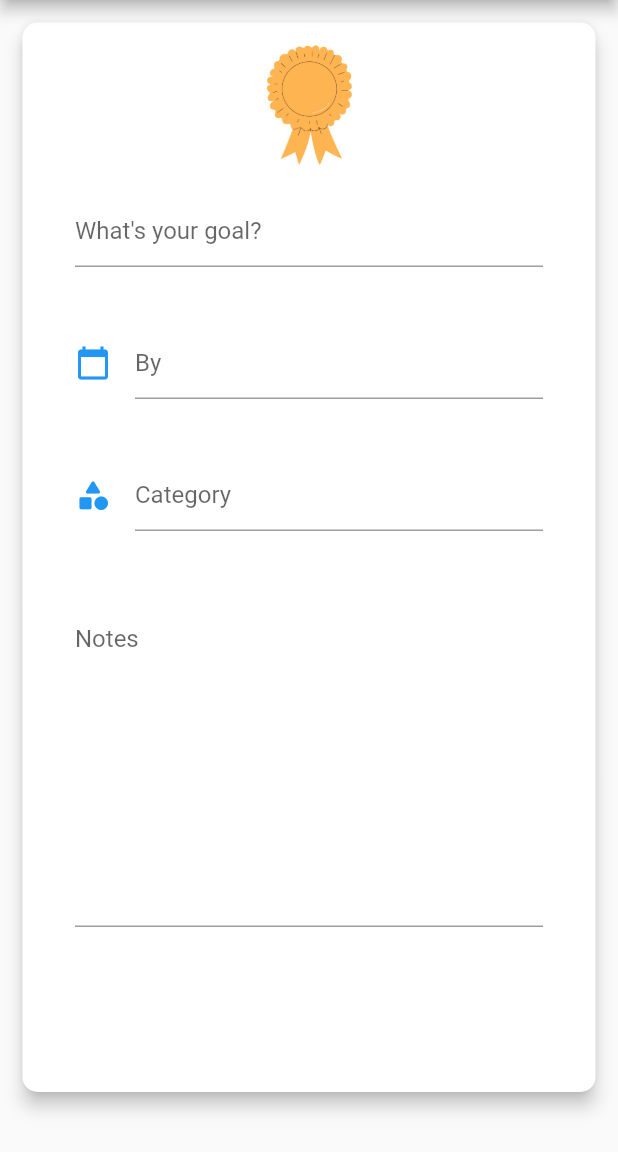
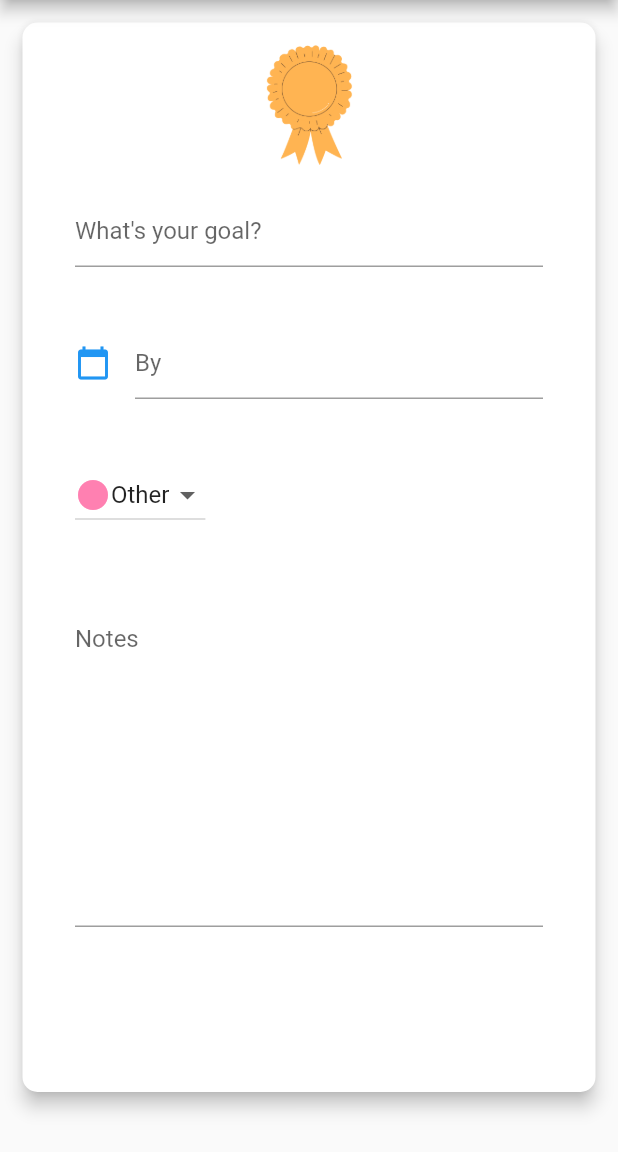
Before and after one commit to CandiceWright/SmartPlanner-Frontend, a Flutter app: the GoalsPage screen opened directly, after a tap on the "add" icon, on a phone screen of 412 x 824 dp, the part 84-1236 px from its top. Run offline on Flutter 3.47's test engine with Material 2 defaults, Android fonts, the phone set to English and light mode, and no system bars; our stand-ins replace date_format, flutter_colorpicker, syncfusion_flutter_calendar; missing offline and left inert: dynamic_themes, shared_preferences_web.

Commit message:
Category functionaliity added to goals

```diff
--- a/lib/models/goal.dart
+++ b/lib/models/goal.dart
@@ -1,8 +1,10 @@
+import 'package:practice_planner/models/life_category.dart';
+
 class Goal {
   String description = "";
   DateTime date = DateTime.now();
   //this '?' says that the value can be null
-  String category = "";
+  LifeCategory category;
   String notes = "";
 
   Goal(this.description, this.date, this.category, this.notes);
--- a/lib/models/user.dart
+++ b/lib/models/user.dart
@@ -42,12 +42,12 @@ class User {
       required this.lifeCategories}) {
     //Goals
     //List<Goal> userGoals = [];
-    Goal goal1 =
-        Goal("100,000 planner subscriptions", DateTime(2022, 3, 11), "", "");
-    Goal goal2 = Goal(
-        "At least 1,000,000 in my bank accounts", DateTime(2022, 8, 2), "", "");
-    goals.add(goal1);
-    goals.add(goal2);
+    // Goal goal1 =
+    //     Goal("100,000 planner subscriptions", DateTime(2022, 3, 11), "", "");
+    // Goal goal2 = Goal(
+    //     "At least 1,000,000 in my bank accounts", DateTime(2022, 8, 2), "", "");
+    // goals.add(goal1);
+    // goals.add(goal2);
 
     //List<BacklogItem> backlogItems = [];
     // BacklogItem bli1 = BacklogItem(description:"Complete backlog feature.",
--- a/lib/views/Calendar/tomorrow_planning_page.dart
+++ b/lib/views/Calendar/tomorrow_planning_page.dart
@@ -165,7 +165,10 @@ class _TomorrowPlanningPageState extends State<TomorrowPlanningPage> {
         context: context,
         builder: (BuildContext context) {
           return AlertDialog(
-              content: Column(children: [
+              content: Column(
+                  mainAxisSize: MainAxisSize.min,
+                  mainAxisAlignment: MainAxisAlignment.center,
+                  children: [
                     ElevatedButton(
                         onPressed: startPlanningFromBacklog,
                         child: Text("Schedule item from my life's backlog")),
--- a/lib/views/Goals/new_goal_page.dart
+++ b/lib/views/Goals/new_goal_page.dart
@@ -1,5 +1,6 @@
 import 'package:flutter/material.dart';
 import 'package:intl/intl.dart';
+import 'package:practice_planner/models/life_category.dart';
 import '/models/goal.dart';
 import '/services/planner_service.dart';
 
@@ -28,6 +29,7 @@ class _NewGoalPageState extends State<NewGoalPage> {
   var notesTxtController = TextEditingController();
   var categoryTxtController = TextEditingController();
   bool doneBtnDisabled = true;
+  var currChosenCategory = PlannerService.sharedInstance.user.lifeCategories[0];
 
   @override
   void initState() {
@@ -53,9 +55,9 @@ class _NewGoalPageState extends State<NewGoalPage> {
   void createGoal() {
     var goalTitle = descriptionTxtController.text;
     var goalNotes = notesTxtController.text;
-    var category = categoryTxtController.text;
+    //var category = categoryTxtController.text;
 
-    var newGoal = Goal(goalTitle, selectedDate, category, goalNotes);
+    var newGoal = Goal(goalTitle, selectedDate, currChosenCategory, goalNotes);
     PlannerService.sharedInstance.user.goals.add(newGoal);
     widget.updateGoals();
     _backToGoalsPage();
@@ -161,19 +163,35 @@ class _NewGoalPageState extends State<NewGoalPage> {
                       padding: EdgeInsets.all(20),
                     ),
                     Container(
-                      child: TextFormField(
-                        controller: categoryTxtController,
-                        decoration: InputDecoration(
-                            hintText: "Category",
-                            icon: Icon(
-                              Icons.category_rounded,
-                              color: Theme.of(context).colorScheme.primary,
-                            )),
-                        validator: (String? value) {
-                          if (value == null || value.isEmpty) {
-                            return 'Please enter some text';
-                          }
-                          return null;
+                      child: DropdownButton(
+                        //value: PlannerService.sharedInstance.user.theme.themeId,
+                        value: currChosenCategory,
+                        items: List.generate(
+                            PlannerService.sharedInstance.user.lifeCategories
+                                .length, (int index) {
+                          return DropdownMenuItem(
+                            //value: "pink",
+                            value: PlannerService
+                                .sharedInstance.user.lifeCategories[index],
+                            child: Row(
+                              children: [
+                                Icon(
+                                  Icons.circle,
+                                  color: PlannerService.sharedInstance.user
+                                      .lifeCategories[index].color,
+                                ),
+                                Text(PlannerService.sharedInstance.user
+                                    .lifeCategories[index].name),
+                              ],
+                            ),
+                          );
+                        }),
+
+                        // onChanged: (String? newValue) {
+                        onChanged: (LifeCategory? newValue) {
+                          setState(() {
+                            currChosenCategory = newValue!;
+                          });
                         },
                       ),
                       padding: EdgeInsets.all(20),
```
Also changed, not shown: lib/views/Goals/edit_goal_page.dart (+54 -17 lines), lib/views/Goals/goals_page.dart (+74 -13 lines), 10 other files. Lines whose indentation alone changed are shown as unchanged.
